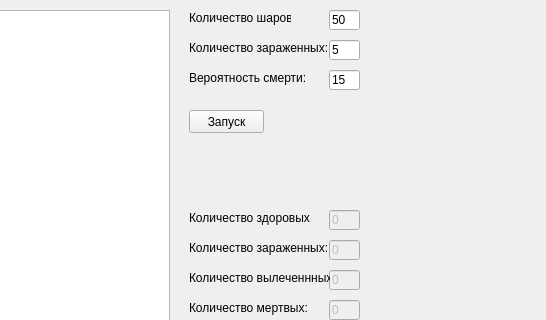
sobaka06243/Epidemic, file mainwindow.ui: the form before one commit; both pictures show x 341 to 887 and y 0 to 320 of the 887 by 544 pixel window.
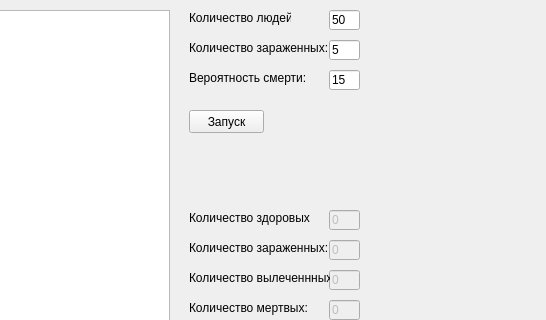
The form after the commit.

What changed in the file:
```diff
--- a/mainwindow.ui
+++ b/mainwindow.ui
@@ -34,7 +34,7 @@
      </rect>
     </property>
     <property name="text">
-     <string>Количество шаров: </string>
+     <string>Количество людей: </string>
     </property>
    </widget>
    <widget class="QLineEdit" name="lineEdit">
```
